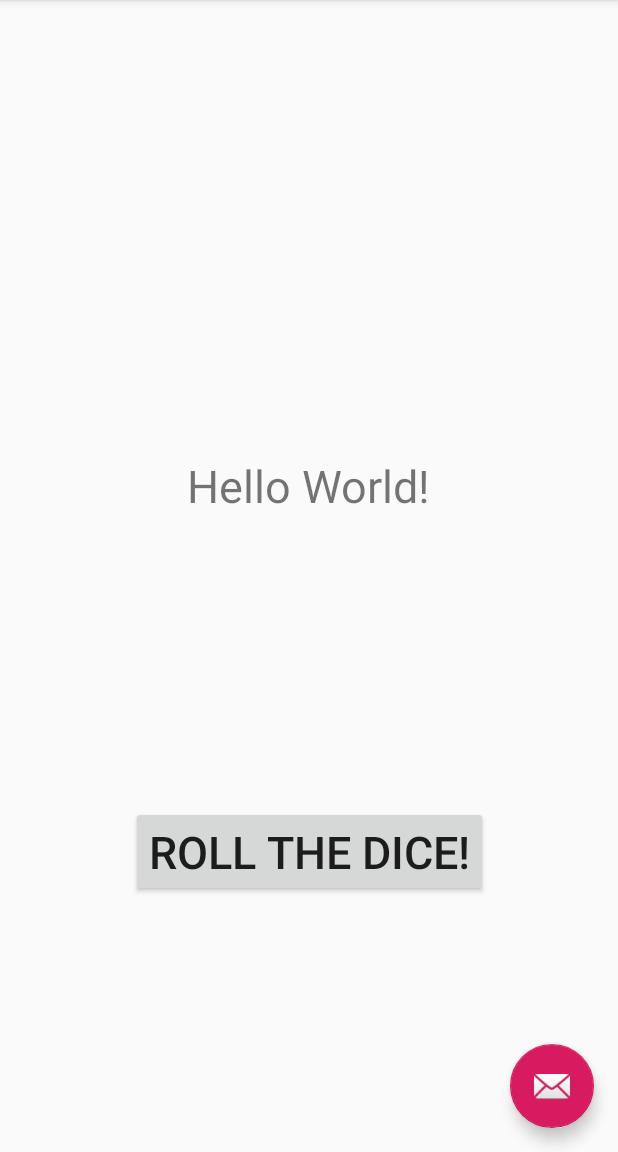
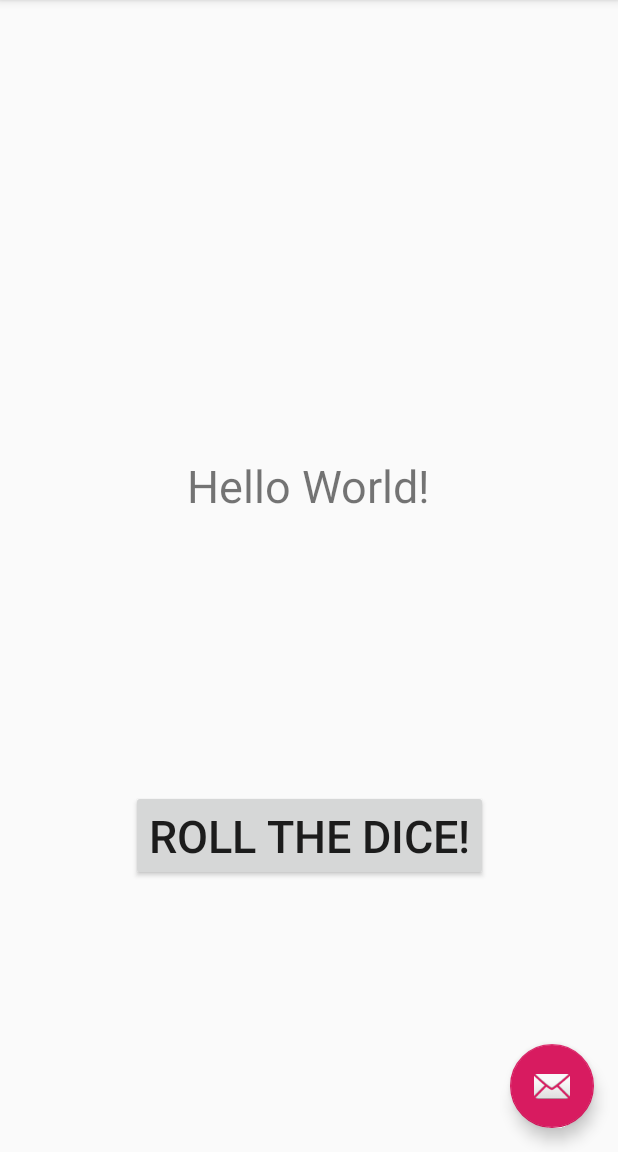
Before and after one commit to ASafi99/DiceRoller, an Android app: the screen it shows after launch (MainActivity), on a phone screen of 412 x 824 dp, the part 84-1236 px from its top. Run offline under Robolectric (Android 15) with nearby library versions, the phone set to English and light mode, and no system bars.

Commit message:
reinitialized files

```diff
--- a/app/src/main/java/com/example/diceroller/MainActivity.java
+++ b/app/src/main/java/com/example/diceroller/MainActivity.java
@@ -61,9 +61,11 @@ public class MainActivity extends AppCompatActivity {
 
         Random r = new Random();
 
-        int number = r.nextInt(6);
+        int number = r.nextInt(25);
 
         tv.setText(Integer.toString(number));
+
+        eleven kmmk
 
 
     }
--- a/app/src/main/res/layout/content_main.xml
+++ b/app/src/main/res/layout/content_main.xml
@@ -33,6 +33,6 @@
         app:layout_constraintEnd_toEndOf="parent"
         app:layout_constraintStart_toStartOf="parent"
         app:layout_constraintTop_toTopOf="parent"
-        app:layout_constraintVertical_bias="0.961" />
+        app:layout_constraintVertical_bias="0.942" />
 
 </androidx.constraintlayout.widget.ConstraintLayout>
```
